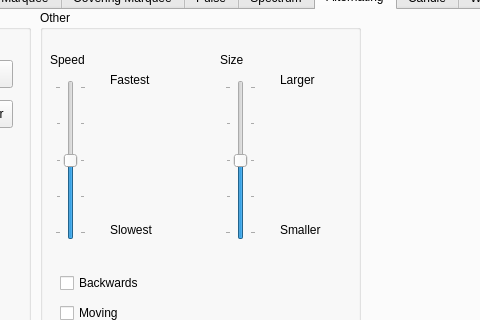
Before: the Qt Designer form experiments/hue-gui.ui in kusti8/hue-plus, drawn with Qt 5; both pictures show x 220 to 700 and y 101 to 421 of the 946 by 580 pixel window.
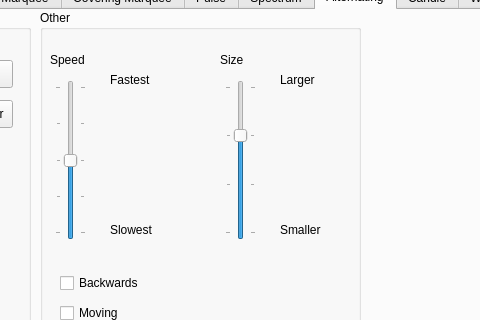
After: the same form once the commit is applied. The open tabs and pages were chosen to show the change.

The edit to the form file:
```diff
--- a/experiments/hue-gui.ui
+++ b/experiments/hue-gui.ui
@@ -1086,7 +1086,7 @@
           </rect>
          </property>
          <property name="maximum">
-          <number>4</number>
+          <number>3</number>
          </property>
          <property name="value">
           <number>2</number>
```
Left out of the diff: 6 changed lines with no effect on the pictures.
